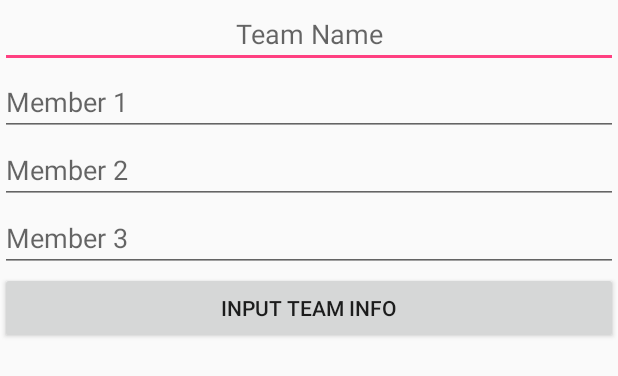
After one commit to torresedel/FinalProjTest, an Android app: the layout team_info_input.xml on its own in the app's theme, with its tools: preview values and no code run, on a phone screen of 412 x 824 dp. The commit adds this screen. Shown: the top 376 px of the screen. Run offline under Robolectric (Android 15) with nearby library versions, the phone set to English and light mode, and no system bars.

Commit message:
Added TeamInfo Object and TeamInfo Layout

```diff
--- /dev/null
+++ b/app/src/main/res/layout/team_info_input.xml
@@ -0,0 +1,41 @@
+<?xml version="1.0" encoding="utf-8"?>
+<LinearLayout xmlns:android="http://schemas.android.com/apk/res/android"
+    xmlns:app="http://schemas.android.com/apk/res-auto"
+    xmlns:tools="http://schemas.android.com/tools"
+    android:layout_width="match_parent"
+    android:layout_height="match_parent"
+    android:orientation="vertical"
+    tools:context="com.example.admin.finalprojtest.MainActivity">
+
+    <EditText
+        android:id="@+id/teamName"
+        android:layout_width="match_parent"
+        android:layout_height="wrap_content"
+        android:gravity="center"
+        android:hint="Team Name" />
+
+    <EditText
+        android:id="@+id/teamMember1"
+        android:layout_width="match_parent"
+        android:layout_height="wrap_content"
+        android:hint="Member 1" />
+
+    <EditText
+        android:id="@+id/teamMember2"
+        android:layout_width="match_parent"
+        android:layout_height="wrap_content"
+        android:hint="Member 2" />
+
+    <EditText
+        android:id="@+id/teamMember3"
+        android:layout_width="match_parent"
+        android:layout_height="wrap_content"
+        android:hint="Member 3" />
+
+    <Button
+        android:layout_width="match_parent"
+        android:layout_height="wrap_content"
+        android:onClick="sendTeamInfo"
+        android:text="Input Team Info" />
+
+</LinearLayout>
```
Also changed, not shown: app/src/main/java/com/example/admin/finalprojtest/MainActivity.java (+25 -0 lines), app/src/main/java/com/example/admin/finalprojtest/TeamInfo.java (added, +34 -0 lines).
